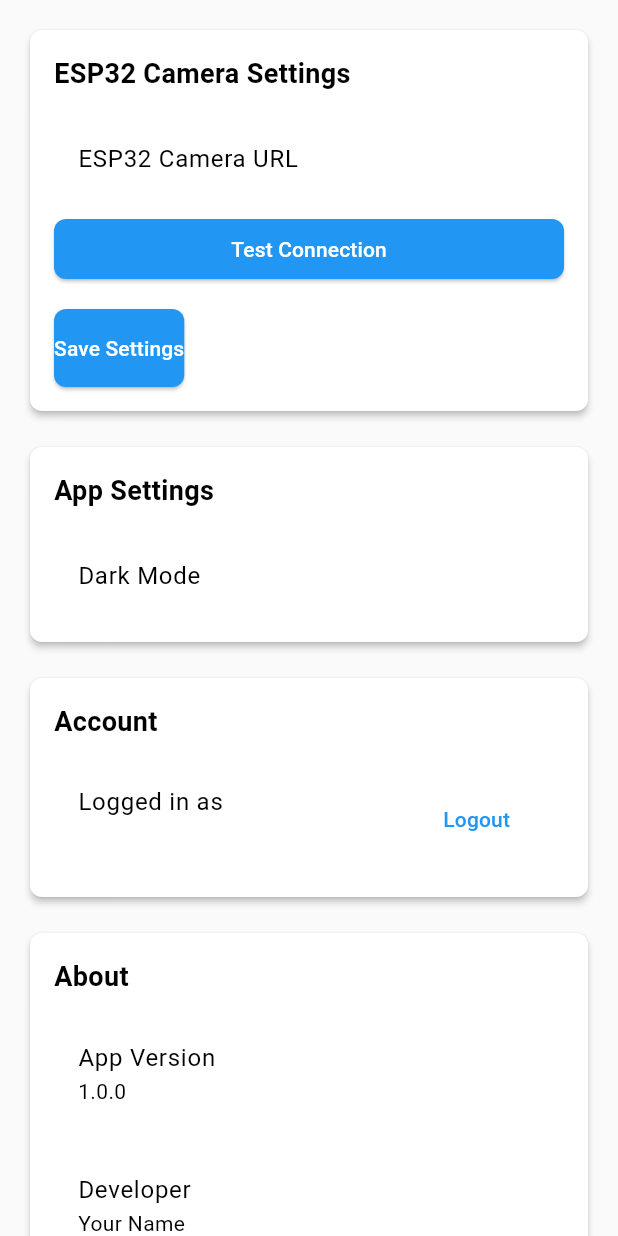
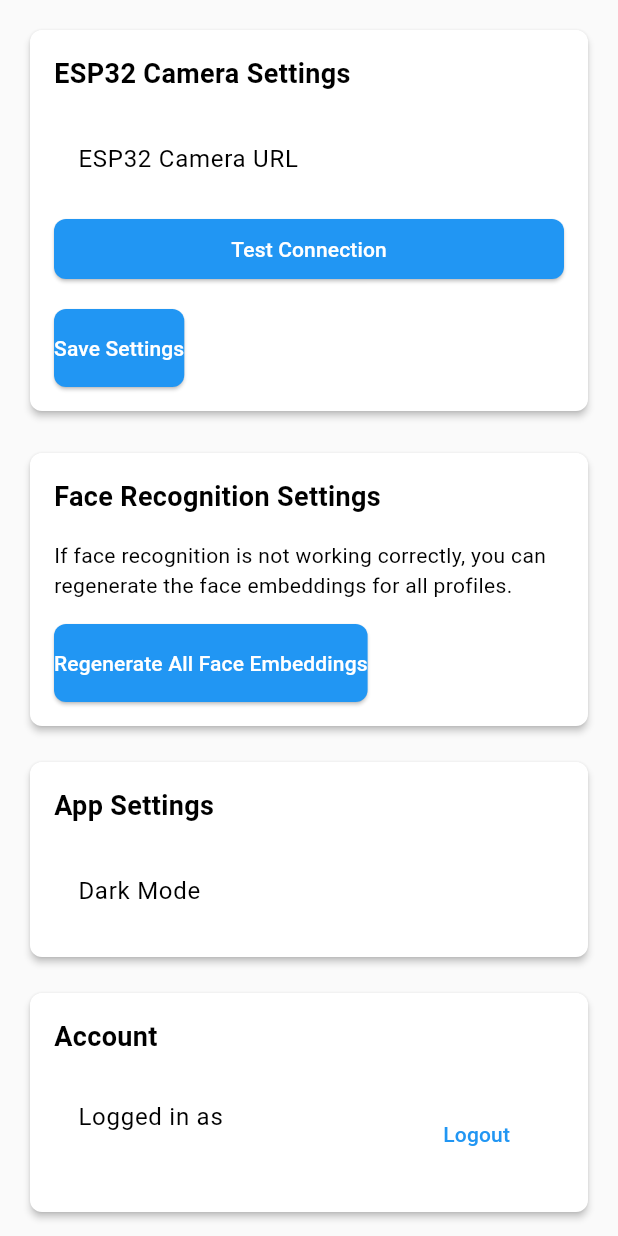
Before and after one commit to rahatcse5bu/Authentication-System-IoT-App, a Flutter app: the SettingsScreen screen opened by its route, on a phone screen of 412 x 824 dp. Run offline on Flutter 3.47's test engine with Material 3 defaults, Android fonts, the phone set to English and light mode, and no system bars; our stand-ins replace image_picker, shared_preferences; accounts and stored records are empty; network calls fail.

Commit message:
some changes

```diff
--- a/lib/screens/profile_edit_screen.dart
+++ b/lib/screens/profile_edit_screen.dart
@@ -742,6 +742,7 @@ class _ProfileEditScreenState extends State<ProfileEditScreen> with SingleTicker
           university: _universityController.text,
           imageUrl: '', // Will be assigned by backend
           registrationDate: DateTime.now(),
+          isActive: true, // Explicitly set profile to active
         );
 
         debugPrint('ProfileEditScreen: Calling profileProvider.createProfile');
--- a/lib/screens/settings_screen.dart
+++ b/lib/screens/settings_screen.dart
@@ -14,6 +14,8 @@ class _SettingsScreenState extends State<SettingsScreen> {
   final _esp32UrlController = TextEditingController();
   bool _isTesting = false;
   String? _testResult;
+  bool _isRegeneratingEmbeddings = false;
+  String? _regenerationResult;
 
   @override
   void initState() {
@@ -135,6 +137,37 @@ class _SettingsScreenState extends State<SettingsScreen> {
     }
   }
 
+  Future<void> _regenerateAllFaceEmbeddings() async {
+    setState(() {
+      _isRegeneratingEmbeddings = true;
+      _regenerationResult = null;
+    });
+
+    try {
+      final result = await ApiService.regenerateAllFaceEmbeddings();
+      debugPrint('Regeneration result: $result');
+
+      setState(() {
+        _regenerationResult = 'Successfully regenerated face embeddings for ${result['count'] ?? 0} profiles.';
+        _isRegeneratingEmbeddings = false;
+      });
+
+      ScaffoldMessenger.of(context).showSnackBar(
+        SnackBar(content: Text(_regenerationResult!)),
+      );
+    } catch (e) {
+      debugPrint('Regeneration error: $e');
+      setState(() {
+        _regenerationResult = 'Error: ${e.toString()}';
+        _isRegeneratingEmbeddings = false;
+      });
+
+      ScaffoldMessenger.of(context).showSnackBar(
+        SnackBar(content: Text('Failed to regenerate face embeddings: ${e.toString()}')),
+      );
+    }
+  }
+
   @override
   Widget build(BuildContext context) {
     return Scaffold(
@@ -198,6 +231,51 @@ class _SettingsScreenState extends State<SettingsScreen> {
                           padding: const EdgeInsets.symmetric(vertical: 16),
                         ),
                       ),
+                    ],
+                  ),
+                ),
+              ),
+              const SizedBox(height: 20),
+              Card(
+                child: Padding(
+                  padding: const EdgeInsets.all(16.0),
+                  child: Column(
+                    crossAxisAlignment: CrossAxisAlignment.start,
+                    children: [
+                      const Text(
+                        'Face Recognition Settings',
+                        style: TextStyle(
+                          fontSize: 18,
+                          fontWeight: FontWeight.bold,
+                        ),
+                      ),
+                      const SizedBox(height: 16),
+                      const Text(
+                        'If face recognition is not working correctly, you can regenerate the face embeddings for all profiles.',
+                        style: TextStyle(fontSize: 14),
+                      ),
+                      const SizedBox(height: 16),
+                      ElevatedButton(
+                        onPressed: _isRegeneratingEmbeddings ? null : _regenerateAllFaceEmbeddings,
+                        child: _isRegeneratingEmbeddings
+                            ? const SizedBox(
+                                height: 20,
+                                width: 20,
+                                child: CircularProgressIndicator(strokeWidth: 2),
+                              )
+                            : const Text('Regenerate All Face Embeddings'),
+                        style: ElevatedButton.styleFrom(
+                          padding: const EdgeInsets.symmetric(vertical: 16),
+                        ),
+                      ),
+                      if (_regenerationResult != null) ...[
+                        const SizedBox(height: 8),
+                        Container(
+                          padding: const EdgeInsets.all(8),
+                          color: _regenerationResult!.contains('Successfully') ? Colors.green.shade100 : Colors.red.shade100,
+                          child: Text(_regenerationResult!),
+                        ),
+                      ],
                     ],
                   ),
                 ),
--- a/lib/services/api_service.dart
+++ b/lib/services/api_service.dart
@@ -628,6 +628,85 @@ class ApiService {
     }
   }
 
+  // Method to regenerate face embeddings for a specific profile
+  static Future<Map<String, dynamic>> regenerateFaceEmbedding(String profileId) async {
+    debugPrint('regenerateFaceEmbedding: Starting regeneration for profile $profileId');
+
+    if (_esp32Url == null || _esp32Url!.isEmpty) {
+      debugPrint('regenerateFaceEmbedding: ESP32 URL is not configured');
+      throw Exception('ESP32 camera URL not configured');
+    }
+
+    try {
+      final requestBody = {
+        'profile_id': profileId,
+        'esp32_url': _esp32Url
+      };
+
+      debugPrint('regenerateFaceEmbedding: Request body: $requestBody');
+
+      final response = await http.post(
+        Uri.parse('$_baseUrl/recognition/regenerate_face_embedding/'),
+        headers: _getAuthHeaders(),
+        body: jsonEncode(requestBody),
+      );
+
+      debugPrint('regenerateFaceEmbedding: Response status: ${response.statusCode}');
+      debugPrint('regenerateFaceEmbedding: Response body: ${response.body}');
+
+      if (response.statusCode == 200) {
+        final data = jsonDecode(response.body);
+        debugPrint('regenerateFaceEmbedding: Face embedding regenerated successfully');
+        return data;
+      } else {
+        debugPrint('regenerateFaceEmbedding: Failed to regenerate face embedding: ${response.body}');
+        throw Exception('Failed to regenerate face embedding: ${response.body}');
+      }
+    } catch (e) {
+      debugPrint('regenerateFaceEmbedding error: $e');
+      throw Exception('Error regenerating face embedding: $e');
+    }
+  }
+
+  // Method to regenerate face embeddings for all profiles
+  static Future<Map<String, dynamic>> regenerateAllFaceEmbeddings() async {
+    debugPrint('regenerateAllFaceEmbeddings: Starting regeneration for all profiles');
+
+    if (_esp32Url == null || _esp32Url!.isEmpty) {
+      debugPrint('regenerateAllFaceEmbeddings: ESP32 URL is not configured');
+      throw Exception('ESP32 camera URL not configured');
+    }
+
+    try {
+      final requestBody = {
+        'esp32_url': _esp32Url
+      };
+
+      debugPrint('regenerateAllFaceEmbeddings: Request body: $requestBody');
+
+      final response = await http.post(
+        Uri.parse('$_baseUrl/recognition/regenerate_all_face_embeddings/'),
+        headers: _getAuthHeaders(),
+        body: jsonEncode(requestBody),
+      );
+
+      debugPrint('regenerateAllFaceEmbeddings: Response status: ${response.statusCode}');
+      debugPrint('regenerateAllFaceEmbeddings: Response body: ${response.body}');
+
+      if (response.statusCode == 200) {
+        final data = jsonDecode(response.body);
+        debugPrint('regenerateAllFaceEmbeddings: All face embeddings regenerated successfully');
+        return data;
+      } else {
+        debugPrint('regenerateAllFaceEmbeddings: Failed to regenerate all face embeddings: ${response.body}');
+        throw Exception('Failed to regenerate all face embeddings: ${response.body}');
+      }
+    } catch (e) {
+      debugPrint('regenerateAllFaceEmbeddings error: $e');
+      throw Exception('Error regenerating all face embeddings: $e');
+    }
+  }
+
   // Helpers
   static Map<String, String> _getAuthHeaders({bool isMultipart = false}) {
     if (_token == null) {
```
